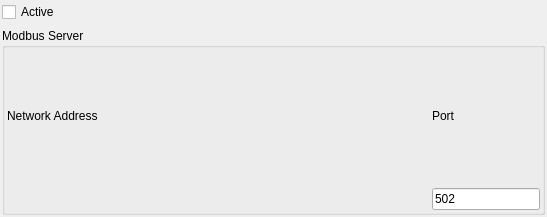
Old version of the form forms/tcpipsettingswidget.ui in the repository pre-lab-ai/qmodbus.
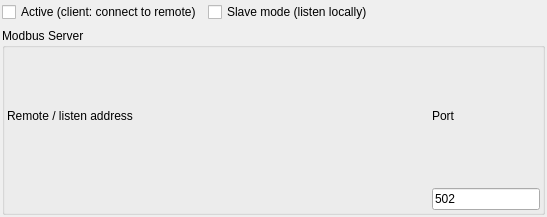
New version of the form. Custom widgets are drawn as their Qt base class.

What changed in the file:
```diff
--- a/forms/tcpipsettingswidget.ui
+++ b/forms/tcpipsettingswidget.ui
@@ -27,11 +27,35 @@
     <number>2</number>
    </property>
    <item>
+    <layout class="QHBoxLayout" name="activationLayout">
+     <item>
     <widget class="QCheckBox" name="cbEnabled">
      <property name="text">
-      <string>Active</string>
-     </property>
-    </widget>
+        <string>Active (client: connect to remote)</string>
+       </property>
+      </widget>
+     </item>
+     <item>
+      <widget class="QCheckBox" name="serverMode">
+       <property name="text">
+        <string>Slave mode (listen locally)</string>
+       </property>
+      </widget>
+     </item>
+     <item>
+      <spacer name="activationSpacer">
+       <property name="orientation">
+        <enum>Qt::Orientation::Horizontal</enum>
+       </property>
+       <property name="sizeHint" stdset="0">
+        <size>
+         <width>40</width>
+         <height>20</height>
+        </size>
+       </property>
+      </spacer>
+     </item>
+    </layout>
    </item>
    <item>
     <widget class="QGroupBox" name="groupBox">
@@ -54,7 +78,7 @@
       <item row="0" column="0">
        <widget class="QLabel" name="label">
         <property name="text">
-         <string>Network Address</string>
+        <string>Remote / listen address</string>
         </property>
        </widget>
       </item>
```
Lines whose indentation alone changed are shown as unchanged.
